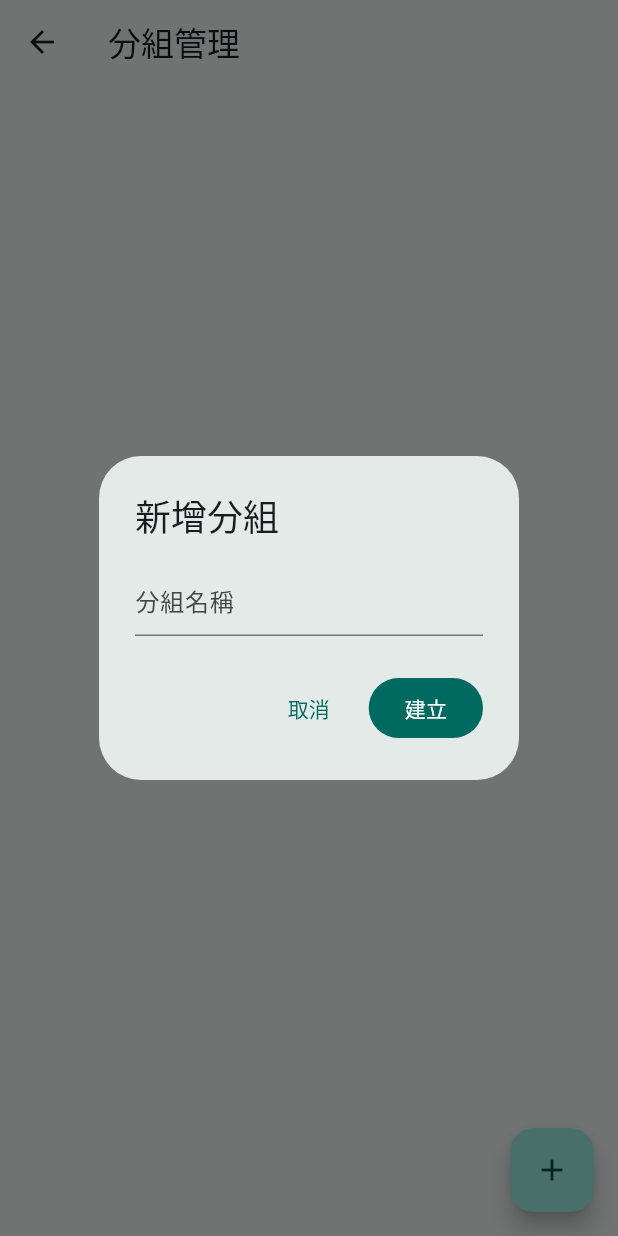
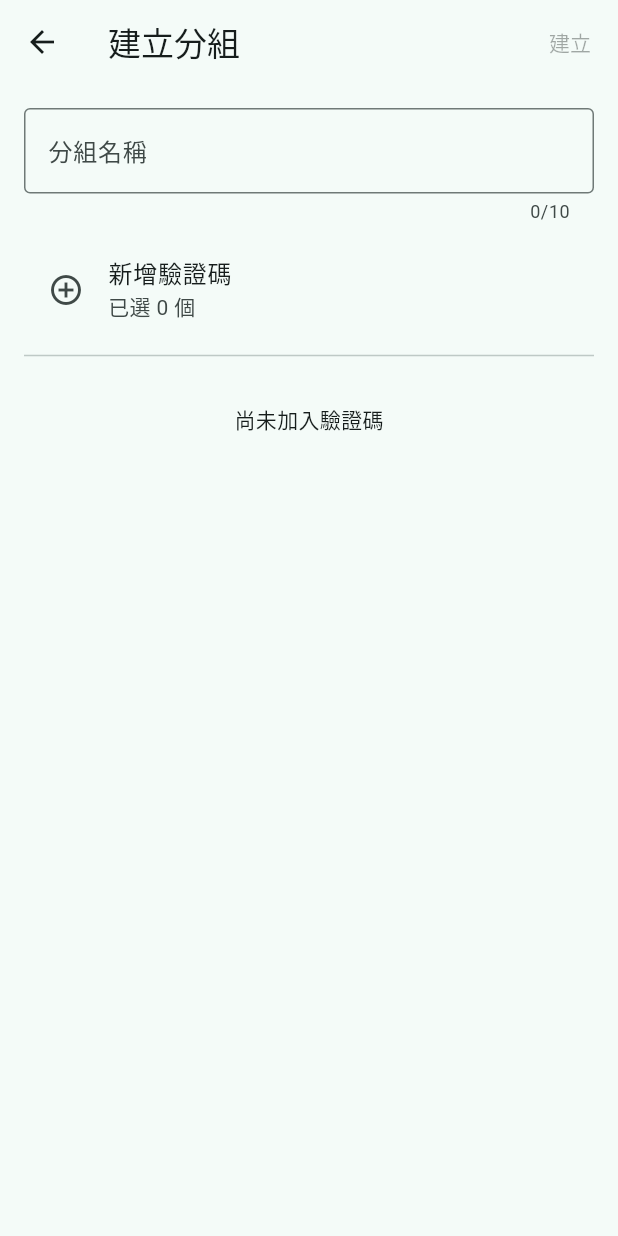
Before and after one commit to rickychang0328/flutter_auth_qrcode_2fa, a Flutter app: the GroupsScreen screen opened directly, after a tap on the "add" icon, on a phone screen of 412 x 824 dp. Run offline on Flutter 3.47's test engine with Material 3 defaults, Android fonts, the phone set to English and light mode, and no system bars; our stand-ins replace app_links, dio, file_picker, flutter_riverpod, flutter_secure_storage, image_picker and 3 more; missing offline and left inert: base32, cryptography, mobile_scanner; accounts and stored records are empty.

Commit message:
feat: 新增分組相關程式

```diff
--- /dev/null
+++ b/lib/presentation/screens/group_edit_screen.dart
@@ -0,0 +1,189 @@
+import 'package:flutter/material.dart';
+import 'package:flutter_riverpod/flutter_riverpod.dart';
+import 'package:flutter_auth_qrcode_2fa/domain/group_model.dart';
+import 'package:flutter_auth_qrcode_2fa/domain/otp_account.dart';
+import 'package:flutter_auth_qrcode_2fa/presentation/providers.dart';
+import 'package:flutter_auth_qrcode_2fa/presentation/screens/group_add_code_screen.dart';
+
+/// Mirrors Android `GroupEditCreateActivity` (create + edit).
+class GroupEditScreen extends ConsumerStatefulWidget {
+  const GroupEditScreen({super.key, this.existing});
+
+  final GroupModel? existing;
+
+  bool get isCreate => existing == null;
+
+  @override
+  ConsumerState<GroupEditScreen> createState() => _GroupEditScreenState();
+}
+
+class _GroupEditScreenState extends ConsumerState<GroupEditScreen> {
+  late final TextEditingController _nameController;
+  late GroupModel _draft;
+
+  static final RegExp _invalidNameChars = RegExp(r'[#%&=|/?#%&？]');
+
+  @override
+  void initState() {
+    super.initState();
+    final existing = widget.existing;
+    _draft = existing != null
+        ? existing.copyWith()
+        : GroupModel(id: 0, text: '');
+    _nameController = TextEditingController(text: _draft.text);
+    _nameController.addListener(_onNameChanged);
+  }
+
+  @override
+  void dispose() {
+    _nameController.removeListener(_onNameChanged);
+    _nameController.dispose();
+    super.dispose();
+  }
+
+  void _onNameChanged() {
+    setState(() {
+      _draft = _draft.copyWith(text: _nameController.text.trim());
+    });
+  }
+
+  bool get _nameValid {
+    final name = _draft.text;
+    if (name.isEmpty || name.length > 10) return false;
+    if (name.contains('\n') || name.contains(' ')) return false;
+    return !_invalidNameChars.hasMatch(name);
+  }
+
+  bool get _canSave =>
+      _nameValid && _draft.codeLastIdList.isNotEmpty;
+
+  List<OtpAccount> _accountsInGroup(List<OtpAccount> all) {
+    final ids = _draft.codeLastIdList.toSet();
+    return all.where((a) => ids.contains(a.lastUsed)).toList();
+  }
+
+  Future<void> _openAddCode() async {
+    final merged = await Navigator.push<List<int>>(
+      context,
+      MaterialPageRoute(
+        builder: (_) => GroupAddCodeScreen(
+          currentCodeLastIdList: List<int>.from(_draft.codeLastIdList),
+        ),
+      ),
+    );
+    if (merged == null || !mounted) return;
+    setState(() {
+      _draft = _draft.copyWith(codeLastIdList: merged);
+    });
+  }
+
+  void _removeFromGroup(int lastUsed) {
+    setState(() {
+      _draft = _draft.copyWith(
+        codeLastIdList:
+            _draft.codeLastIdList.where((id) => id != lastUsed).toList(),
+      );
+    });
+  }
+
+  Future<void> _save() async {
+    if (!_canSave) {
+      _showError(_saveHint());
+      return;
+    }
+    try {
+      final repo = await ref.read(groupRepositoryProvider.future);
+      if (widget.isCreate) {
+        await repo.create(
+          _draft.text,
+          codeLastIdList: _draft.codeLastIdList,
+        );
+      } else {
+        await repo.update(_draft);
+      }
+      ref.invalidate(groupsListProvider);
+      if (mounted) Navigator.pop(context, true);
+    } on StateError catch (e) {
+      _showError(e.message);
+    } catch (e) {
+      _showError('儲存分組失敗：$e');
+    }
+  }
+
+  String _saveHint() {
+    if (!_nameValid) {
+      return '分組名稱不可為空，長度 1–10 字，且不可含空白或 # % & = | / ? 等字元';
+    }
+    if (_draft.codeLastIdList.isEmpty) {
+      return '請至少加入一個驗證碼到分組';
+    }
+    return '無法儲存分組';
+  }
+
+  void _showError(String message) {
+    if (!mounted) return;
+    ScaffoldMessenger.of(context).showSnackBar(
+      SnackBar(content: Text(message)),
+    );
+  }
+
+  @override
+  Widget build(BuildContext context) {
+    final accountsState = ref.watch(accountsProvider);
+    final inGroup = _accountsInGroup(accountsState.accounts);
+    final title = widget.isCreate ? '建立分組' : '編輯分組';
+
+    return Scaffold(
+      appBar: AppBar(
+        title: Text(title),
+        actions: [
+          TextButton(
+            onPressed: _canSave ? _save : null,
+            child: Text(widget.isCreate ? '建立' : '儲存'),
+          ),
+        ],
+      ),
+      body: ListView(
+        padding: const EdgeInsets.all(16),
+        children: [
+          TextField(
+            controller: _nameController,
+            decoration: const InputDecoration(
+              labelText: '分組名稱',
+              hintText: '最多 10 字',
+              border: OutlineInputBorder(),
+            ),
+            maxLength: 10,
+          ),
+          const SizedBox(height: 8),
+          ListTile(
+            leading: const Icon(Icons.add_circle_outline),
+            title: const Text('新增驗證碼'),
+            subtitle: Text('已選 ${_draft.codeLastIdList.length} 個'),
+            onTap: accountsState.accounts.isEmpty
+                ? () => _showError('尚無驗證碼可加入，請先新增帳戶')
+                : _openAddCode,
+          ),
+          const Divider(),
+          if (inGroup.isEmpty)
+            const Padding(
+              padding: EdgeInsets.symmetric(vertical: 24),
+              child: Center(child: Text('尚未加入驗證碼')),
+            )
+          else
+            ...inGroup.map(
+              (a) => ListTile(
+                title: Text(a.displayTitle()),
+                subtitle: Text(a.account),
+                trailing: IconButton(
+                  icon: const Icon(Icons.remove_circle_outline),
+                  tooltip: '移出分組',
+                  onPressed: () => _removeFromGroup(a.lastUsed),
+                ),
+              ),
+            ),
+        ],
+      ),
+    );
+  }
+}
--- a/lib/presentation/screens/groups_screen.dart
+++ b/lib/presentation/screens/groups_screen.dart
@@ -1,7 +1,9 @@
 import 'package:flutter/material.dart';
 import 'package:flutter_riverpod/flutter_riverpod.dart';
 import 'package:flutter_auth_qrcode_2fa/data/group_repository.dart';
+import 'package:flutter_auth_qrcode_2fa/domain/group_model.dart';
 import 'package:flutter_auth_qrcode_2fa/presentation/providers.dart';
+import 'package:flutter_auth_qrcode_2fa/presentation/screens/group_edit_screen.dart';
 
 class GroupsScreen extends ConsumerStatefulWidget {
   const GroupsScreen({super.key});
@@ -18,7 +20,7 @@ class _GroupsScreenState extends ConsumerState<GroupsScreen> {
     return Scaffold(
       appBar: AppBar(title: const Text('分組管理')),
       floatingActionButton: FloatingActionButton(
-        onPressed: () => _createGroup(context),
+        onPressed: () => _openEdit(context, existing: null),
         child: const Icon(Icons.add),
       ),
       body: groupsAsync.when(
@@ -38,6 +40,7 @@ class _GroupsScreenState extends ConsumerState<GroupsScreen> {
                 ),
                 title: Text(g.text),
                 subtitle: Text('${g.codeLastIdList.length} 個帳戶'),
+                onTap: () => _openEdit(context, existing: g),
                 trailing: PopupMenuButton<String>(
                   onSelected: (v) async {
                     final repo =
@@ -62,44 +65,23 @@ class _GroupsScreenState extends ConsumerState<GroupsScreen> {
           );
         },
         loading: () => const Center(child: CircularProgressIndicator()),
-        error: (e, _) => Center(child: Text('$e')),
+        error: (e, _) => Center(child: Text('載入分組失敗：$e')),
       ),
     );
   }
 
-  Future<void> _createGroup(BuildContext context) async {
-    final controller = TextEditingController();
-    final name = await showDialog<String>(
-      context: context,
-      builder: (ctx) => AlertDialog(
-        title: const Text('新增分組'),
-        content: TextField(
-          controller: controller,
-          decoration: const InputDecoration(hintText: '分組名稱'),
-        ),
-        actions: [
-          TextButton(
-            onPressed: () => Navigator.pop(ctx),
-            child: const Text('取消'),
-          ),
-          FilledButton(
-            onPressed: () => Navigator.pop(ctx, controller.text.trim()),
-            child: const Text('建立'),
-          ),
-        ],
+  Future<void> _openEdit(
+    BuildContext context, {
+    GroupModel? existing,
+  }) async {
+    final changed = await Navigator.push<bool>(
+      context,
+      MaterialPageRoute(
+        builder: (_) => GroupEditScreen(existing: existing),
       ),
     );
-    if (name == null || name.isEmpty) return;
-    try {
-      final repo = await ref.read(groupRepositoryProvider.future);
-      await repo.create(name);
+    if (changed == true) {
       ref.invalidate(groupsListProvider);
-    } on StateError catch (e) {
-      if (context.mounted) {
-        ScaffoldMessenger.of(context).showSnackBar(
-          SnackBar(content: Text(e.message)),
-        );
-      }
     }
   }
 }
```
Also changed, not shown: lib/data/group_repository.dart (+13 -5 lines), lib/presentation/screens/group_add_code_screen.dart (added, +112 -0 lines), 1 other file.
